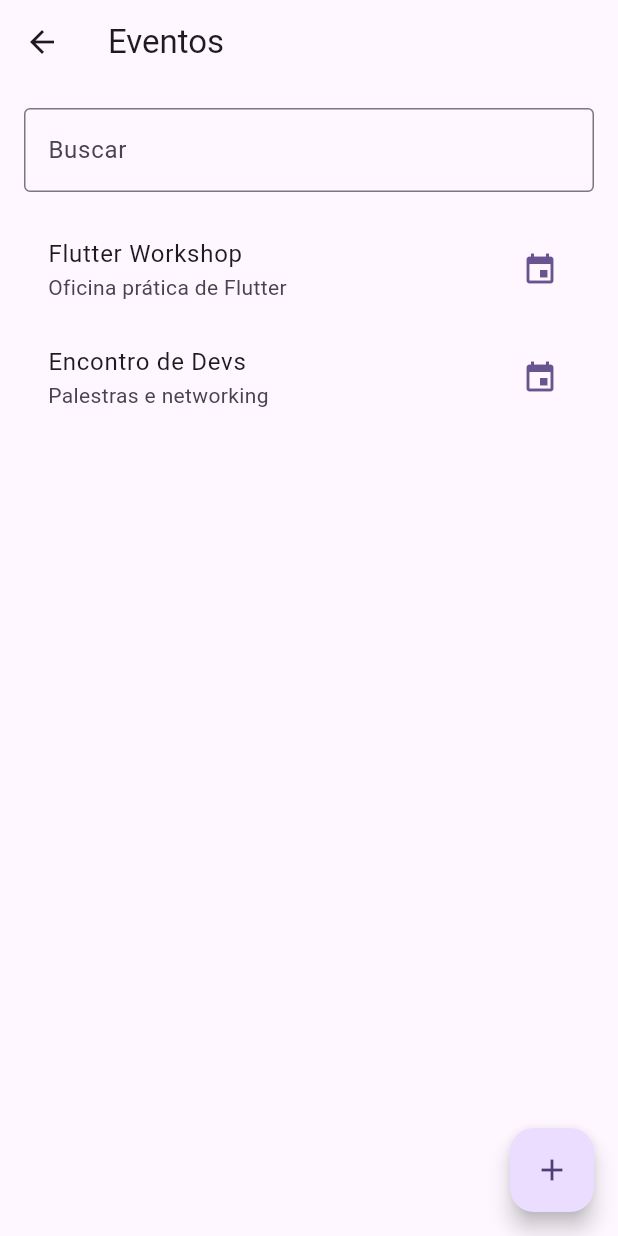
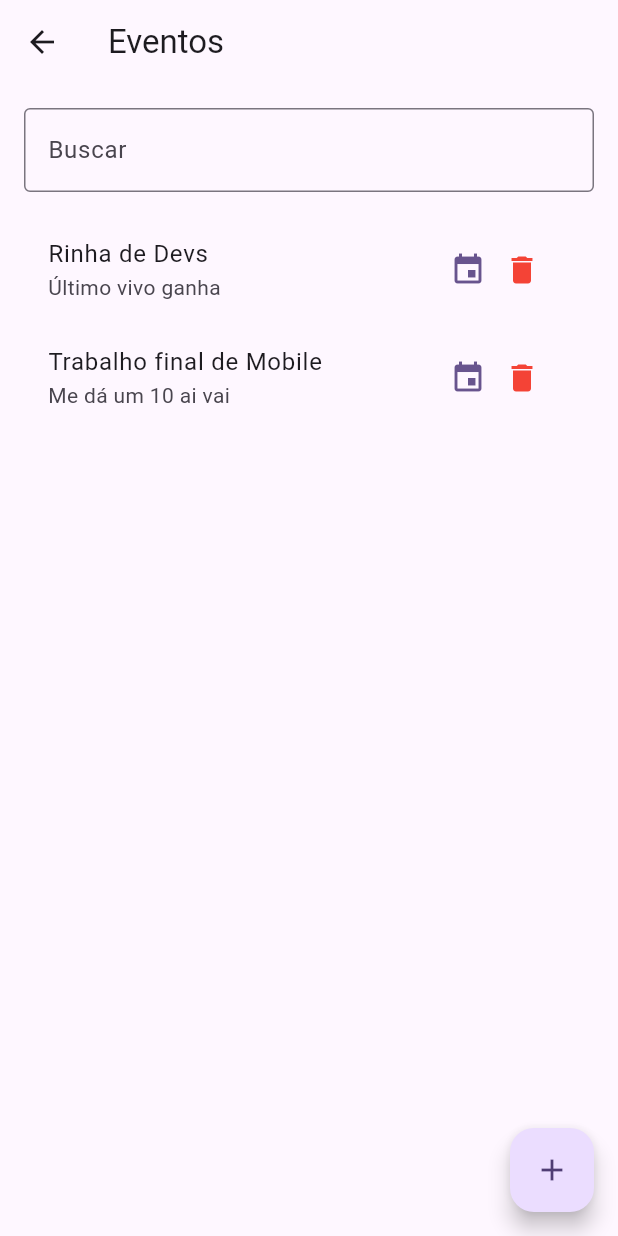
Before and after one commit to RenanPoersch/tf_mobile, a Flutter app: the EventView screen opened directly, on a phone screen of 412 x 824 dp. Run offline on Flutter 3.47's test engine with Material 3 defaults, Android fonts, the phone set to English and light mode, and no system bars; our stand-ins replace sqflite; accounts and stored records are empty.

Commit message:
adiciona delete de evento

```diff
--- a/lib/database/app_database.dart
+++ b/lib/database/app_database.dart
@@ -15,8 +15,7 @@ class AppDatabase {
   }
 
   Future<Database> _initDatabase() async {
-    final databasesPath = await getDatabasesPath();
-    final path = join(databasesPath, 'events_manager.db');
+    final path = await _databasePath();
 
     return openDatabase(
       path,
@@ -28,6 +27,22 @@ class AppDatabase {
 
   Future<void> _onOpen(Database db) async {
     await _seedIfEmpty(db);
+  }
+
+  Future<String> _databasePath() async {
+    final databasesPath = await getDatabasesPath();
+    return join(databasesPath, 'events_manager.db');
+  }
+
+  Future<void> resetDatabase() async {
+    final path = await _databasePath();
+
+    if (_database != null) {
+      await _database!.close();
+      _database = null;
+    }
+
+    await deleteDatabase(path);
   }
 
   Future<void> _onCreate(Database db, int version) async {
@@ -87,20 +102,20 @@ class AppDatabase {
 
     final event1Id = await _ensureEvent(
       db,
-      name: 'Flutter Workshop',
-      description: 'Oficina prática de Flutter',
+      name: 'Rinha de Devs',
+      description: 'Último vivo ganha',
       date: DateTime.now().add(const Duration(days: 7)).toIso8601String(),
       eventType: 1,
-      image: '',
+      image: 'https://i.scdn.co/image/ab6765630000ba8ac92a9c1d5d3fe60513c24a0b',
     );
 
     final event2Id = await _ensureEvent(
       db,
-      name: 'Encontro de Devs',
-      description: 'Palestras e networking',
+      name: 'Trabalho final de Mobile',
+      description: 'Me dá um 10 ai vai',
       date: DateTime.now().add(const Duration(days: 30)).toIso8601String(),
       eventType: 2,
-      image: '',
+      image: 'https://i1.rgstatic.net/ii/profile.image/273530793230357-1442226231971_Q512/Daniel-Tortelli.jpg',
     );
 
     await _ensureRegistration(
--- a/lib/views/event_view.dart
+++ b/lib/views/event_view.dart
@@ -47,9 +47,43 @@ class _EventViewState extends State<EventView> {
                       return ListTile(
                         title: Text(event.name),
                         subtitle: Text(event.description),
-                        trailing: Icon(
-                          Icons.event,
-                          color: Theme.of(context).colorScheme.primary,
+                        trailing: Row(
+                          mainAxisSize: MainAxisSize.min,
+                          children: [
+                            Icon(
+                              Icons.event,
+                              color: Theme.of(context).colorScheme.primary,
+                            ),
+                            IconButton(
+                              icon: const Icon(Icons.delete, color: Colors.red),
+                              onPressed: () async {
+                                final confirmed = await showDialog<bool>(
+                                  context: context,
+                                  builder: (ctx) => AlertDialog(
+                                    title: const Text('Confirmar'),
+                                    content: Text('Deletar evento "${event.name}"?'),
+                                    actions: [
+                                      TextButton(
+                                        onPressed: () => Navigator.of(ctx).pop(false),
+                                        child: const Text('Cancelar'),
+                                      ),
+                                      ElevatedButton(
+                                        onPressed: () => Navigator.of(ctx).pop(true),
+                                        child: const Text('Deletar'),
+                                      ),
+                                    ],
+                                  ),
+                                );
+
+                                if (confirmed != true) return;
+
+                                await widget.eventViewModel.deleteEvent(event.id!);
+                                ScaffoldMessenger.of(context).showSnackBar(
+                                  const SnackBar(content: Text('Evento deletado')),
+                                );
+                              },
+                            ),
+                          ],
                         ),
                         onTap: () {
                           showDialog(
```
